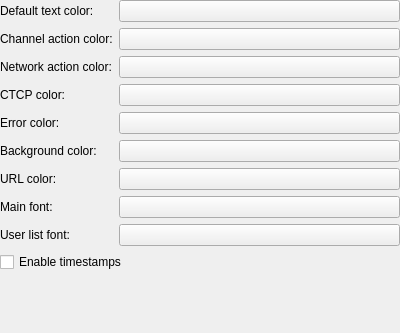
First picture: the form in src/core/gui/configuration/irc/cfgircappearance.ui, repository Destroyerrrocket/doomseeker-unofficial, before the edit.
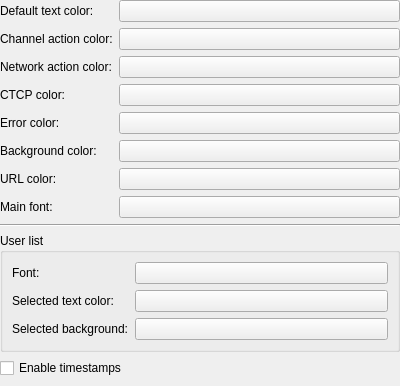
Second picture: the form after the edit. Custom widgets are drawn as their Qt base class.

Commit message: - IRC: User list selection color now configurable.

Diff of the .ui file:
```diff
--- a/src/core/gui/configuration/irc/cfgircappearance.ui
+++ b/src/core/gui/configuration/irc/cfgircappearance.ui
@@ -7,7 +7,7 @@
     <x>0</x>
     <y>0</y>
     <width>400</width>
-    <height>333</height>
+    <height>386</height>
    </rect>
   </property>
   <layout class="QVBoxLayout" name="verticalLayout">
@@ -61,6 +61,20 @@
        </property>
       </widget>
      </item>
+     <item row="3" column="0">
+      <widget class="QLabel" name="label_9">
+       <property name="text">
+        <string>CTCP color:</string>
+       </property>
+      </widget>
+     </item>
+     <item row="3" column="1">
+      <widget class="ColorButton" name="btnCtcpColor">
+       <property name="text">
+        <string/>
+       </property>
+      </widget>
+     </item>
      <item row="4" column="0">
       <widget class="QLabel" name="label_4">
        <property name="text">
@@ -92,6 +106,13 @@
        </property>
       </widget>
      </item>
+     <item row="6" column="0">
+      <widget class="QLabel" name="label_8">
+       <property name="text">
+        <string>URL color:</string>
+       </property>
+      </widget>
+     </item>
      <item row="6" column="1">
       <widget class="ColorButton" name="btnUrlColor">
        <property name="text">
@@ -109,38 +130,61 @@
      <item row="7" column="1">
       <widget class="FontButton" name="btnMainFont"/>
      </item>
-     <item row="8" column="0">
+    </layout>
+   </item>
+   <item>
+    <widget class="Line" name="line">
+     <property name="orientation">
+      <enum>Qt::Horizontal</enum>
+     </property>
+    </widget>
+   </item>
+   <item>
+    <widget class="QGroupBox" name="groupBox">
+     <property name="title">
+      <string>User list</string>
+     </property>
+     <layout class="QFormLayout" name="formLayout_2">
+      <item row="0" column="0">
       <widget class="QLabel" name="label_7">
        <property name="text">
-        <string>User list font:</string>
+         <string>Font:</string>
        </property>
       </widget>
      </item>
-     <item row="8" column="1">
+      <item row="0" column="1">
       <widget class="FontButton" name="btnUserListFont"/>
      </item>
-     <item row="6" column="0">
-      <widget class="QLabel" name="label_8">
+      <item row="1" column="0">
+       <widget class="QLabel" name="label_10">
        <property name="text">
-        <string>URL color:</string>
+         <string>Selected text color:</string>
        </property>
       </widget>
      </item>
-     <item row="3" column="0">
-      <widget class="QLabel" name="label_9">
+      <item row="1" column="1">
+       <widget class="ColorButton" name="btnUserListSelectedTextColor">
        <property name="text">
-        <string>CTCP color:</string>
+         <string/>
        </property>
       </widget>
      </item>
-     <item row="3" column="1">
-      <widget class="ColorButton" name="btnCtcpColor">
+      <item row="2" column="0">
+       <widget class="QLabel" name="label_11">
+        <property name="text">
+         <string>Selected background:</string>
+        </property>
+       </widget>
+      </item>
+      <item row="2" column="1">
+       <widget class="ColorButton" name="btnUserListSelectedBackgroundColor">
        <property name="text">
         <string/>
        </property>
       </widget>
      </item>
     </layout>
+    </widget>
    </item>
    <item>
     <widget class="QCheckBox" name="cbTimestamps">
```
Left out of the diff: 14 changed lines with no effect on the pictures. Lines whose indentation alone changed are shown as unchanged. The commit also changes 4 other files.
